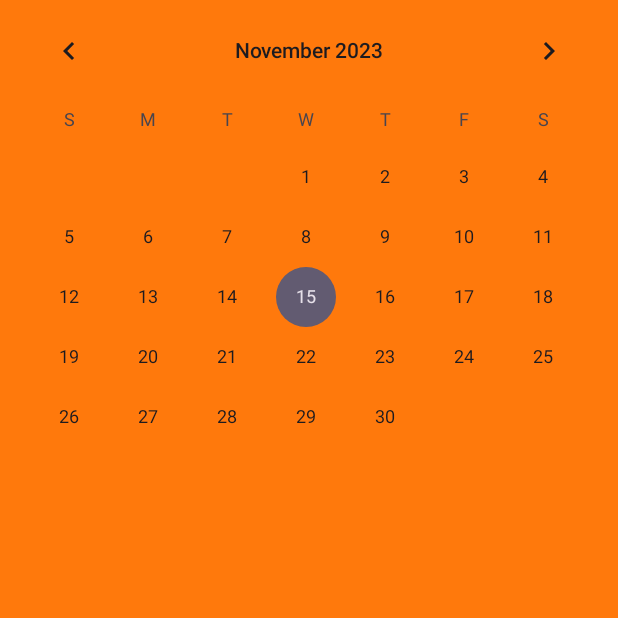
After one commit to CodyKingIndustries/CIS183_FinalProject_DavidConcord_CodyKing, an Android app: the Calendar screen opened directly, with no data from a screen before it, on a phone screen of 412 x 824 dp, the top half of it. The commit adds this screen. Run offline under Robolectric (Android 15) with nearby library versions, the phone set to English and light mode, and no system bars; Roboto replaces fonts that are not available here.

Commit message:
Changed password editText to password so that it is hidden while being typed. Created a calendar class as well as a matching xml. added functionality to some buttons. Currently have register button taking you to the calendar class just so we can test and view the calendar class.

```diff
--- a/app/src/main/AndroidManifest.xml
+++ b/app/src/main/AndroidManifest.xml
@@ -13,8 +13,11 @@
         android:theme="@style/Theme.CIS183_FinalProject_DavidConcord_CodyKing"
         tools:targetApi="31">
         <activity
-            android:name=".regesteruser"
+            android:name=".registeruser"
             android:exported="false" />
+        <activity
+            android:name=".Calendar"
+            android:exported="false"/>
         <activity
             android:name=".MainActivity"
             android:exported="true">
--- /dev/null
+++ b/app/src/main/java/com/example/cis183_finalproject_davidconcord_codyking/Calendar.java
@@ -0,0 +1,56 @@
+package com.example.cis183_finalproject_davidconcord_codyking;
+
+import android.graphics.Color;
+import android.os.Bundle;
+import android.widget.CalendarView;
+import android.widget.TextView;
+import android.widget.Toast;
+
+import androidx.annotation.NonNull;
+import androidx.appcompat.app.AppCompatActivity;
+
+public class Calendar extends AppCompatActivity {
+
+    CalendarView calendarView;
+
+
+    @Override
+    protected void onCreate(Bundle savedInstanceState) {
+        super.onCreate(savedInstanceState);
+        setContentView(R.layout.calendar_ui);
+
+        calendarView = findViewById(R.id.calendarView);
+
+        //setting the calendar to the current day
+        java.util.Calendar today = java.util.Calendar.getInstance();
+        calendarView.setDate(today.getTimeInMillis());
+
+        dateChangeListener();
+        customizeCalendarText();
+
+
+    }
+
+    private void dateChangeListener() {
+        calendarView.setOnDateChangeListener(new CalendarView.OnDateChangeListener() {
+            @Override
+            public void onSelectedDayChange(@NonNull CalendarView view, int year, int month, int dayOfMonth) {
+
+                String selectedDate = dayOfMonth + "/" + (month + 1) + "/" + year;
+                Toast.makeText(Calendar.this, "", Toast.LENGTH_SHORT).show();
+                ;
+            }
+        });
+
+    }
+
+    private void customizeCalendarText() {
+        // Get the child TextViews of the CalendarView
+        for (int i = 0; i < calendarView.getChildCount(); i++) {
+            if (calendarView.getChildAt(i) instanceof TextView) {
+                TextView child = (TextView) calendarView.getChildAt(i);
+                child.setTextColor(Color.WHITE);
+            }
+        }
+    }
+}
--- a/app/src/main/java/com/example/cis183_finalproject_davidconcord_codyking/registeruser.java
+++ b/app/src/main/java/com/example/cis183_finalproject_davidconcord_codyking/registeruser.java
@@ -26,6 +26,8 @@ public class registeruser extends AppCompatActivity
         btn_j_r_back = findViewById(R.id.btn_v_r_back);
 
         mainActivity = new Intent(registeruser.this, MainActivity.class);
+
+        backButtonEvent();
     }
 
     public void backButtonEvent()
--- /dev/null
+++ b/app/src/main/res/layout/calendar_ui.xml
@@ -0,0 +1,14 @@
+<?xml version="1.0" encoding="utf-8"?>
+<RelativeLayout xmlns:android="http://schemas.android.com/apk/res/android"
+    xmlns:tools="http://schemas.android.com/tools"
+    android:layout_width="match_parent"
+    android:layout_height="match_parent"
+    tools:context=".MainActivity">
+
+    <CalendarView
+        android:id="@+id/calendarView"
+        android:layout_width="match_parent"
+        android:layout_height="match_parent"
+        android:background="#FF790C" />
+
+</RelativeLayout>
```
Also changed, not shown: app/src/main/java/com/example/cis183_finalproject_davidconcord_codyking/MainActivity.java (+24 -0 lines), app/src/main/res/layout/activity_registeruser.xml (+11 -12 lines).
